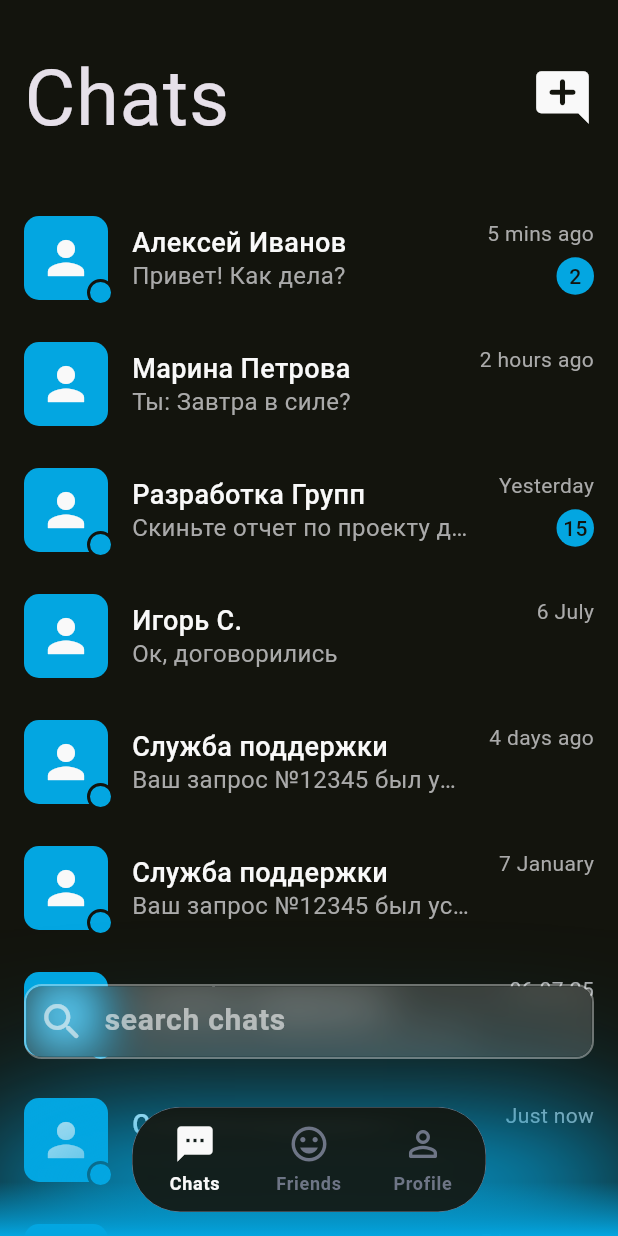
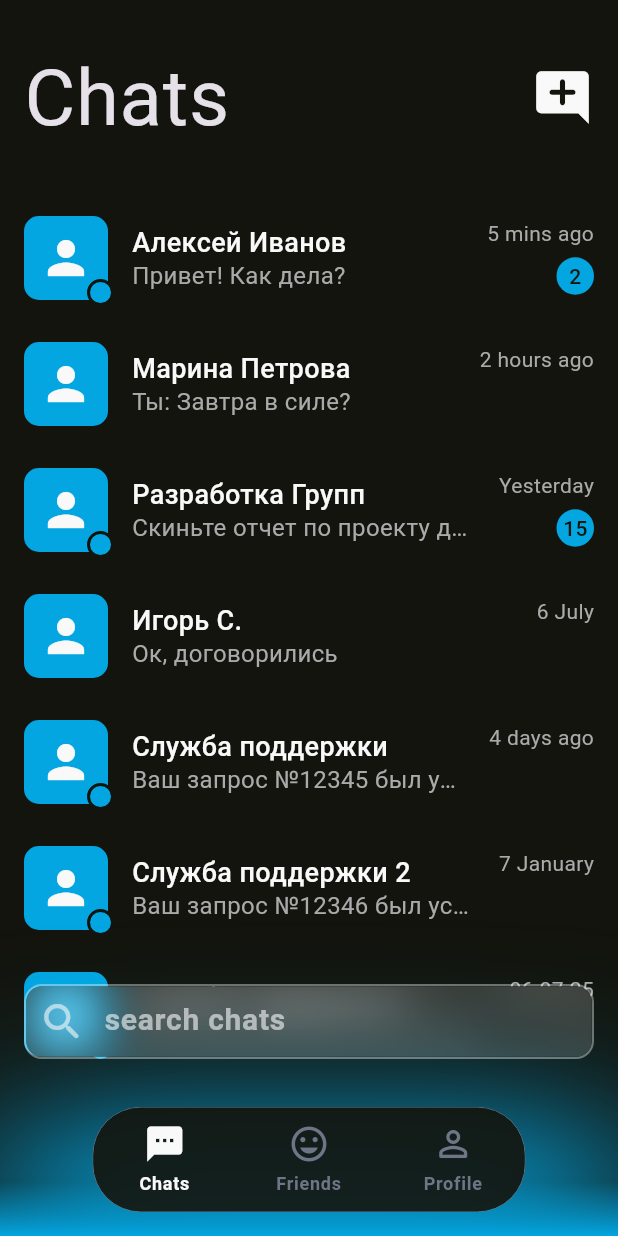
Before and after one commit to ManuScript07/Yap-chat, a Flutter app: the screen it shows after launch, on a phone screen of 412 x 824 dp. Run offline on Flutter 3.47's test engine with Material 3 defaults, Android fonts, the phone set to English and light mode, and no system bars; our stand-ins replace auto_route, google_fonts; Roboto replaces fonts that are missing (RobotoFlex).

Commit message:
Добавлен toolbar, навигация, обновлен адаптив страницы Chats

```diff
--- /dev/null
+++ b/lib/features/chat/chat.dart
@@ -0,0 +1 @@
+export 'view/view.dart';
--- /dev/null
+++ b/lib/features/chat/view/view.dart
@@ -0,0 +1 @@
+export 'chat_page.dart';
--- a/lib/features/chats/models/chat.dart
+++ b/lib/features/chats/models/chat.dart
@@ -7,6 +7,7 @@ class Chat {
   final int unreadCount;
   final bool isOnline;
   final bool isLastMessageFromMe;
+  final bool isMuted;
 
   Chat({
     required this.id,
@@ -17,5 +18,6 @@ class Chat {
     required this.unreadCount,
     required this.isOnline,
     required this.isLastMessageFromMe,
+    this.isMuted = false,
   });
 }
--- a/lib/features/chats/view/chats_page.dart
+++ b/lib/features/chats/view/chats_page.dart
@@ -2,6 +2,7 @@
 
 import 'package:auto_route/auto_route.dart';
 import 'package:flutter/material.dart';
+import 'package:yap_chat/router/router.gr.dart';
 import 'package:yap_chat/ui/ui.dart';
 import 'package:yap_chat/features/chats/chats.dart';
 import 'package:yap_chat/core/core.dart';
@@ -16,6 +17,25 @@ class ChatsPage extends StatefulWidget {
 }
 
 class _ChatsPageState extends State<ChatsPage> {
+  final Set<String> _selectedChatIds = {};
+
+  bool get _isSelectionMode => _selectedChatIds.isNotEmpty;
+
+  void _toggleSelection(String chatId) {
+    setState(() {
+      if (_selectedChatIds.contains(chatId)) {
+        _selectedChatIds.remove(chatId);
+      } else {
+        _selectedChatIds.add(chatId);
+      }
+    });
+  }
+
+  void _exitSelectionMode() {
+    setState(() {
+      _selectedChatIds.clear();
+    });
+  }
 
   final List<Chat> _mockChats = [
     Chat(
@@ -26,6 +46,7 @@ class _ChatsPageState extends State<ChatsPage> {
       unreadCount: 2,
       isOnline: true,
       isLastMessageFromMe: false,
+      isMuted: false,
     ),
     Chat(
       id: '2',
@@ -35,6 +56,7 @@ class _ChatsPageState extends State<ChatsPage> {
       unreadCount: 0,
       isOnline: false,
       isLastMessageFromMe: true,
+      isMuted: true,
     ),
     Chat(
       id: '3',
@@ -44,6 +66,7 @@ class _ChatsPageState extends State<ChatsPage> {
       unreadCount: 15,
       isOnline: true,
       isLastMessageFromMe: false,
+      isMuted: false,
     ),
     Chat(
       id: '4',
@@ -53,6 +76,7 @@ class _ChatsPageState extends State<ChatsPage> {
       unreadCount: 0,
       isOnline: false,
       isLastMessageFromMe: false,
+      isMuted: false,
     ),
     Chat(
       id: '5',
@@ -62,64 +86,29 @@ class _ChatsPageState extends State<ChatsPage> {
       unreadCount: 0,
       isOnline: true,
       isLastMessageFromMe: false,
+      isMuted: false,
     ),
     Chat(
-      id: '5',
-      userName: 'Служба поддержки',
-      lastMessage: 'Ваш запрос №12345 был успешно обработан.',
+      id: '6',
+      userName: 'Служба поддержки 2',
+      lastMessage: 'Ваш запрос №12346 был успешно обработан.',
       lastMessageTime: DateTime(2026, 1, 7, 12, 0),
       unreadCount: 0,
       isOnline: true,
       isLastMessageFromMe: false,
+      isMuted: false,
     ),
     Chat(
-      id: '5',
-      userName: 'Служба поддержки',
-      lastMessage: 'Ваш запрос №12345 был успешно обработан.',
+      id: '7',
+      userName: 'Служба поддержки 3',
+      lastMessage: 'Ваш запрос №12347 был успешно обработан.',
       lastMessageTime: DateTime(2025, 7, 6, 12, 0),
       unreadCount: 0,
       isOnline: true,
       isLastMessageFromMe: false,
+      isMuted: false,
     ),
-    Chat(
-      id: '5',
-      userName: 'Служба поддержки',
-      lastMessage: 'Ваш запрос №12345 был успешно обработан.',
-      lastMessageTime: DateTime(2027, 7, 6, 12, 0),
-      unreadCount: 0,
-      isOnline: true,
-      isLastMessageFromMe: false,
-    ),
-    Chat(
-      id: '5',
-      userName: 'Служба поддержки',
-      lastMessage: 'Ваш запрос №12345 был успешно обработан.',
-      lastMessageTime: DateTime.now().subtract(const Duration(hours: 5)),
-      unreadCount: 0,
-      isOnline: true,
-      isLastMessageFromMe: false,
-    ),
-    Chat(
-      id: '5',
-      userName: 'Служба поддержки',
-      lastMessage: 'Ваш запрос №12345 был успешно обработан.',
-      lastMessageTime: DateTime.now().subtract(const Duration(hours: 5)),
-      unreadCount: 0,
-      isOnline: true,
-      isLastMessageFromMe: false,
-    ),
-    Chat(
-      id: '5',
-      userName: 'Служба поддержки',
-      lastMessage: 'Ваш запрос №12345 был успешно обработан.',
-      lastMessageTime: DateTime.now().subtract(const Duration(hours: 5)),
-      unreadCount: 0,
-      isOnline: true,
-      isLastMessageFromMe: false,
-    ),
-
   ];
-
 
   @override
   Widget build(BuildContext context) {
@@ -136,26 +125,47 @@ class _ChatsPageState extends State<ChatsPage> {
 
     final baseOffset = effectiveBottomPadding + navBarBottomOffset + navBarHeight + searchBarSpacing;
 
-    // 1. Отступ для ПОИСКА
     final searchBarBottomOffset = isKeyboardOpen
         ? keyboardHeight + 16.0
         : baseOffset;
 
-    // 2. Отступ для СВЕЧЕНИЯ
-    // Если клавиатура закрыта - свечение прижато к самому низу (0.0).
-    // Если клавиатура открыта - свечение поднимается на уровень клавиатуры.
     final glowBottomOffset = isKeyboardOpen
         ? keyboardHeight
         : 0.0;
 
-    return Scaffold(
+    // Logic for notifications toggle icon
+    bool firstSelectedMuted = false;
+    if (_selectedChatIds.isNotEmpty) {
+      final firstId = _selectedChatIds.first;
+      firstSelectedMuted = _mockChats.firstWhere((c) => c.id == firstId).isMuted;
+    }
+
+    return PopScope(
+      canPop: !_isSelectionMode,
+      onPopInvokedWithResult: (didPop, result) {
+        if (didPop) return;
+
+        if (_isSelectionMode) {
+          _exitSelectionMode();
+        }
+      },
+      child: Scaffold(
         resizeToAvoidBottomInset: false,
         backgroundColor: context.scaffoldBackgroundColor,
         extendBodyBehindAppBar: true,
-      appBar: PrimaryAppBar(
+        appBar: _isSelectionMode
+            ? SelectionToolbar(
+          selectedCount: _selectedChatIds.length,
+          onClose: _exitSelectionMode,
+          isMuted: firstSelectedMuted,
+          onToggleNotifications: () {},
+          onMarkAsRead: () {},
+          onDelete: () {},
+        )
+            : PrimaryAppBar(
           title: context.l10n.navChats,
           actionIcon: Icons.add_comment_rounded,
-        onActionPressed: () {},
+          onActionPressed: () => context.router.push(const NewChatRoute()),
         ),
         body: Stack(
           alignment: Alignment.bottomCenter,
@@ -168,9 +178,23 @@ class _ChatsPageState extends State<ChatsPage> {
               ),
               itemCount: _mockChats.length,
               itemBuilder: (context, index) {
+                final chat = _mockChats[index];
+                final isSelected = _selectedChatIds.contains(chat.id);
                 return ChatListItem(
-                chat: _mockChats[index],
-                onTap: () {},
+                  chat: chat,
+                  isSelected: isSelected,
+                  onTap: () {
+                    if (_isSelectionMode) {
+                      _toggleSelection(chat.id);
+                    } else {
+                      context.router.push(ChatRoute(chat: chat));
+                    }
+                  },
+                  onLongPress: () {
+                    if (!_isSelectionMode) {
+                      _toggleSelection(chat.id);
+                    }
+                  },
                 );
               },
             ),
@@ -191,7 +215,7 @@ class _ChatsPageState extends State<ChatsPage> {
               curve: Curves.easeOutQuad,
               left: 0,
               right: 0,
-            bottom: searchBarBottomOffset,
+              bottom: _isSelectionMode ? -100 : searchBarBottomOffset,
               child: GlassSearchBar(
                 hintText: context.l10n.searchHintChats,
                 onChanged: (value) {},
@@ -199,6 +223,7 @@ class _ChatsPageState extends State<ChatsPage> {
             ),
           ],
         ),
+      ),
     );
   }
 }
--- a/lib/features/chats/widgets/chat_list_item.dart
+++ b/lib/features/chats/widgets/chat_list_item.dart
@@ -9,21 +9,29 @@ class ChatListItem extends StatelessWidget {
     super.key,
     required this.chat,
     this.onTap,
+    this.onLongPress,
+    this.isSelected = false,
   });
 
   final Chat chat;
   final VoidCallback? onTap;
+  final VoidCallback? onLongPress;
+  final bool isSelected;
 
 
   @override
   Widget build(BuildContext context) {
+    final selectionColor = context.colorScheme.primary.withValues(alpha: 0.1);
 
     return InkWell(
       onTap: onTap,
-      child: Padding(
-        padding: const EdgeInsets.symmetric(horizontal: 16, vertical: 14),
-        child: Row(
-          children: [
+      onLongPress: onLongPress,
+      child: Container(
+        color: isSelected ? selectionColor : Colors.transparent,
+        child: Padding(
+          padding: const EdgeInsets.symmetric(horizontal: 16, vertical: 14),
+          child: Row(
+            children: [
             _buildAvatar(context),
             const SizedBox(width: 16),
             Expanded(
@@ -34,6 +42,7 @@ class ChatListItem extends StatelessWidget {
           ],
         ),
       ),
+    ),
     );
   }
 
--- a/lib/features/main/view/main_page.dart
+++ b/lib/features/main/view/main_page.dart
@@ -25,20 +25,24 @@ class MainPage extends StatelessWidget {
         final tabsRouter = AutoTabsRouter.of(context);
         const int chatsTabIndex = 0;
 
+        final isKeyboardOpen = MediaQuery.viewInsetsOf(context).bottom > 0;
+
         return PopScope(
-          canPop: tabsRouter.activeIndex == chatsTabIndex,
+          canPop: tabsRouter.activeIndex == chatsTabIndex && !isKeyboardOpen,
           onPopInvokedWithResult: (didPop, result) {
             if (didPop) return;
+
+            if (isKeyboardOpen) {
+              FocusScope.of(context).unfocus();
+              return;
+            }
 
             if (tabsRouter.activeIndex != chatsTabIndex) {
               tabsRouter.setActiveIndex(chatsTabIndex);
             }
           },
           child: Scaffold(
-            // КРИТИЧНО ВАЖНАЯ СТРОКА:
-            // Отключаем сжатие главного экрана.
-            // Теперь навигационная панель красиво спрячется под клавиатуру,
-            // а экран чатов получит точные размеры для поднятия строки поиска.
+            // сжатие главного экрана.
             resizeToAvoidBottomInset: false,
 
             extendBody: true,
--- /dev/null
+++ b/lib/features/new_chat/new_chat.dart
@@ -0,0 +1 @@
+export 'view/view.dart';
--- /dev/null
+++ b/lib/features/new_chat/view/view.dart
@@ -0,0 +1 @@
+export 'new_chat_page.dart';
--- a/lib/router/router.dart
+++ b/lib/router/router.dart
@@ -15,5 +15,7 @@ class AppRouter extends RootStackRouter {
         AutoRoute(path: 'profile', page: ProfileRoute.page),
       ],
     ),
+    AutoRoute(path: '/chat', page: ChatRoute.page),
+    AutoRoute(path: '/new-chat', page: NewChatRoute.page),
   ];
 }
--- a/lib/ui/widgets/floating_navigation_bar.dart
+++ b/lib/ui/widgets/floating_navigation_bar.dart
@@ -1,3 +1,4 @@
+import 'dart:math' as math;
 import 'dart:ui';
 import 'package:flutter/material.dart';
 import 'package:flutter/services.dart';
@@ -30,6 +31,10 @@ class FloatingNavigationBar extends StatelessWidget {
 
   @override
   Widget build(BuildContext context) {
+
+    final screenWidth = MediaQuery.of(context).size.width;
+
+    final navBarWidth = math.min(screenWidth * 0.7, 380.0);
     final bottomPadding = MediaQuery.paddingOf(context).bottom;
 
     final backgroundColor = context.scaffoldBackgroundColor.withValues(alpha: 0.9);
@@ -40,19 +45,20 @@ class FloatingNavigationBar extends StatelessWidget {
 
     return Padding(
       padding: EdgeInsets.only(
-        left: 16,
-        right: 16,
+        left: 16.0,
+        right: 16.0,
         bottom: bottomPadding + bottomOffset,
       ),
       child: Align(
         alignment: Alignment.bottomCenter,
+        child: SizedBox(
+          width: navBarWidth,
+          height: 70,
           child: ClipRRect(
             borderRadius: BorderRadius.circular(32),
             child: BackdropFilter(
               filter: ImageFilter.blur(sigmaX: 15, sigmaY: 5),
               child: Container(
-              height: 70,
-              padding: EdgeInsets.symmetric(horizontal: horizontalPadding),
                 decoration: BoxDecoration(
                   color: backgroundColor,
                   borderRadius: BorderRadius.circular(32),
@@ -62,17 +68,11 @@ class FloatingNavigationBar extends StatelessWidget {
                   ),
                 ),
                 child: Row(
-                mainAxisSize: MainAxisSize.min,
-                mainAxisAlignment: MainAxisAlignment.center,
                   children: List.generate(items.length, (index) {
                     final isSelected = activeIndex == index;
                     final item = items[index];
 
-                  final tabWidget = Padding(
-                    padding: const EdgeInsets.symmetric(vertical: 6.0),
-                    child: SizedBox(
-                      width: itemWidth,
-                      height: double.infinity,
+                    return Expanded(
                       child: GestureDetector(
                         behavior: HitTestBehavior.opaque,
                         onTap: () {
@@ -81,7 +81,6 @@ class FloatingNavigationBar extends StatelessWidget {
                         },
                         child: Column(
                           mainAxisAlignment: MainAxisAlignment.center,
-                          mainAxisSize: MainAxisSize.max,
                           children: [
                             Icon(
                               isSelected ? item.activeIcon : item.icon,
@@ -104,21 +103,9 @@ class FloatingNavigationBar extends StatelessWidget {
                           ],
                         ),
                       ),
+                    );
+                  }),
                 ),
-                  );
-
-                  if (index < items.length - 1) {
-                    return Row(
-                      mainAxisSize: MainAxisSize.min,
-                      children: [
-                        tabWidget,
-                        SizedBox(width: itemSpacing),
-                      ],
-                    );
-                  }
-
-                  return tabWidget;
-                }),
               ),
             ),
           ),
--- a/lib/ui/widgets/glass_search_bar.dart
+++ b/lib/ui/widgets/glass_search_bar.dart
@@ -48,16 +48,19 @@ class _GlassSearchBarState extends State<GlassSearchBar> {
 
   @override
   Widget build(BuildContext context) {
+
+    final mainColor = context.colorScheme.onSurface;
+
     return Padding(
       padding: const EdgeInsets.symmetric(horizontal: 16.0),
       child: SizedBox(
         width: double.infinity,
-        height: 50, // Увеличено с 45 до 50 под крупный шрифт
+        height: 50,
         child: Container(
           decoration: BoxDecoration(
             borderRadius: BorderRadius.circular(12),
             border: Border.all(
-              color: context.colorScheme.onSurface.withValues(alpha: 0.4),
+              color: mainColor.withValues(alpha: 0.4),
               width: 1.5,
             ),
           ),
@@ -66,19 +69,19 @@ class _GlassSearchBarState extends State<GlassSearchBar> {
             child: BackdropFilter(
               filter: ImageFilter.blur(sigmaX: 15, sigmaY: 15),
               child: Container(
-                color: context.colorScheme.surface.withValues(alpha: 0.15),
+                color: mainColor.withValues(alpha: 0.15),
                 child: TextField(
                   controller: _controller,
                   onChanged: widget.onChanged,
                   onTapOutside: (_) => FocusScope.of(context).unfocus(),
-                  cursorColor: context.colorScheme.primary,
+                  cursorColor: mainColor,
                   textAlignVertical: TextAlignVertical.center,
                   style: TextStyle(
                     fontFamily: 'Roboto',
                     fontSize: 20,
                     fontWeight: FontWeight.w600,
                     letterSpacing: 0.50,
-                    color: context.colorScheme.onSurface,
+                    color: mainColor,
                   ),
                   decoration: InputDecoration(
                     filled: false,
@@ -90,7 +93,7 @@ class _GlassSearchBarState extends State<GlassSearchBar> {
                     prefixIcon: Icon(
                       Icons.search_rounded,
                       size: 32,
-                      color: context.colorScheme.onSurface.withValues(alpha: 0.6),
+                      color: mainColor.withValues(alpha: 0.6),
                     ),
                     hintText: widget.hintText,
                     hintStyle: TextStyle(
@@ -98,7 +101,7 @@ class _GlassSearchBarState extends State<GlassSearchBar> {
                       fontSize: 20,
                       fontWeight: FontWeight.w600,
                       letterSpacing: 0.50,
-                      color: context.colorScheme.onSurface.withValues(alpha: 0.6),
+                      color: mainColor.withValues(alpha: 0.6),
                     ),
                     suffixIconConstraints: const BoxConstraints(
                       minWidth: 44,
@@ -110,7 +113,7 @@ class _GlassSearchBarState extends State<GlassSearchBar> {
                       constraints: const BoxConstraints(),
                       icon: Icon(
                         Icons.close_rounded,
-                        color: context.colorScheme.onSurface,
+                        color: mainColor,
                         size: 26,
                       ),
                       onPressed: () {
--- a/lib/ui/widgets/widgets.dart
+++ b/lib/ui/widgets/widgets.dart
@@ -1,4 +1,5 @@
 export 'floating_navigation_bar.dart';
 export 'bottom_ambient_glow.dart';
 export 'glass_search_bar.dart';
+export 'selection_toolbar.dart';
 export 'primary_app_bar.dart';
```
Also changed, not shown: lib/features/chat/view/chat_page.dart (added, +31 -0 lines), lib/features/new_chat/view/new_chat_page.dart (added, +21 -0 lines), lib/ui/widgets/selection_toolbar.dart (added, +122 -0 lines), lib/router/router.gr.dart. Lines whose indentation alone changed are shown as unchanged.
